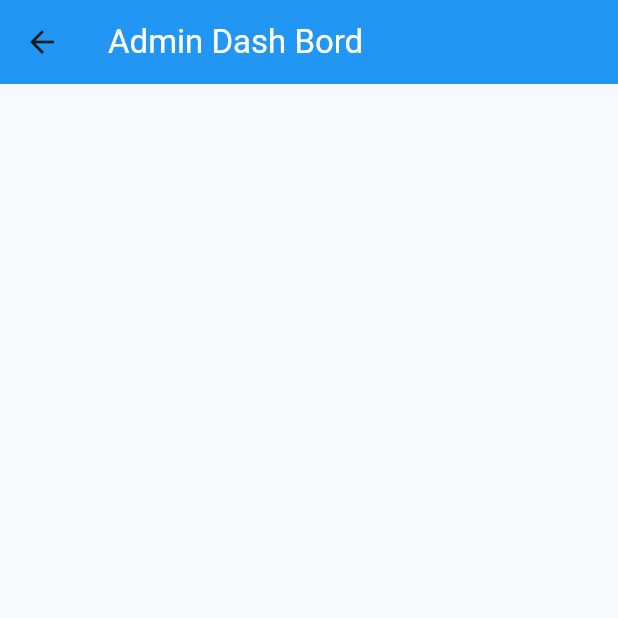
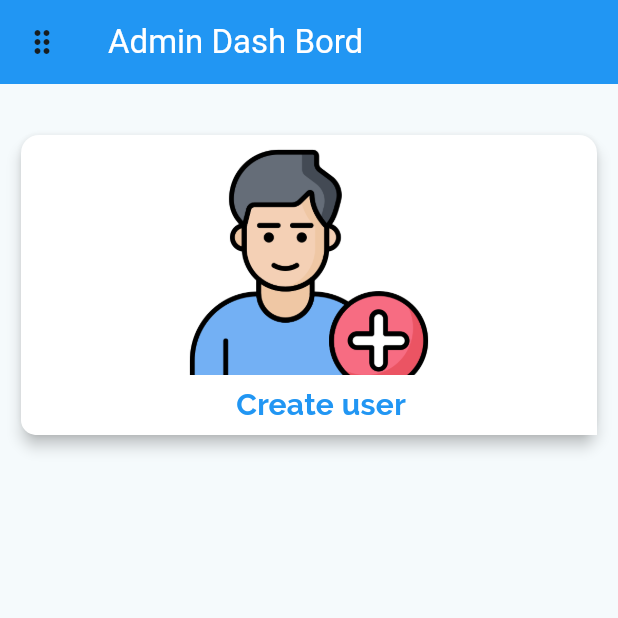
Before and after one commit to avishka-sathyanjana/flutter_scanner, a Flutter app: the AdminDsh screen opened directly, on a phone screen of 412 x 824 dp, the top half of it. Run offline on Flutter 3.47's test engine with Material 3 defaults, Android fonts, the light colour scheme and no system bars; our stand-ins replace cloud_firestore, dropdown_button2, firebase_auth, firebase_core, flutter_typeahead, multi_dropdown and 1 more; missing offline and left inert: excel, lecle_downloads_path_provider, mobile_scanner, open_file_plus; accounts and stored records are empty.

Commit message:
fix:make admin dash bord

```diff
--- a/lib/screen/admin/admin_dash_bord.dart
+++ b/lib/screen/admin/admin_dash_bord.dart
@@ -1,5 +1,9 @@
 import 'package:flutter/material.dart';
+import 'package:flutter/services.dart';
+import '../../data_validations/dilog_massage.dart';
+import '../../widget/drawer.dart';
 import '/style_varible/style_screen.dart';
+import '/widget/grid_card.dart';
 
 class AdminDsh extends StatefulWidget {
   const AdminDsh({super.key});
@@ -10,10 +14,31 @@ class AdminDsh extends StatefulWidget {
 
 class _AdminDshState extends State<AdminDsh> {
 
+  final GlobalKey<ScaffoldState> _scaffoldState=GlobalKey<ScaffoldState>();
+
 
   @override
   Widget build(BuildContext context) {
-    return Scaffold(
+    List<Widget>card=[
+        GridCard(
+            userDifingFunction:(){
+
+            },
+            imageUrl: "assets/images/add-user.png",
+            funcName:"Create user"
+        )
+    ];
+    return WillPopScope(
+      onWillPop: ()async{
+      await showConfirmationDialog(context, "Exit","Do you want to exit !");
+      if(dilogState){
+        //AuthService().logOut();
+        SystemNavigator.pop();
+        dilogState=false;
+      }
+      return dilogState;
+    },
+      child: Scaffold(
           appBar: AppBar(
             backgroundColor: colorPlate2,
              title: const Text(
@@ -22,10 +47,25 @@ class _AdminDshState extends State<AdminDsh> {
                  color: Colors.white
                ),
              ),
+            leading: IconButton(
+              icon: const Icon(Icons.drag_indicator_outlined),
+              onPressed: (){
+                _scaffoldState.currentState?.openDrawer();
+              },
+            ),
+          ),
+        drawer: DrawerScreen(),
+        body:Container(
+            margin: const EdgeInsets.only(top: 20),
+            padding: const EdgeInsets.all(10),
+            child: ListView.builder(
+                itemCount: card.length,
+                itemBuilder: (context,int index){
+                  return card[index];
+                })
         ),
 
-      body: null,
-
+      ),
     );
   }
 }
--- a/pubspec.yaml
+++ b/pubspec.yaml
@@ -89,6 +89,7 @@ flutter:
      - assets/images/barcode-amico-blue.png
      - assets/images/report.png
      - assets/images/reports.png
+     - assets/images/add-user.png
 
 #     - assets/json_file/data.json
 #     - assets/json_file/location.json
```
Also changed, not shown: assets/images/add-user.png (added). Lines whose indentation alone changed are shown as unchanged.
